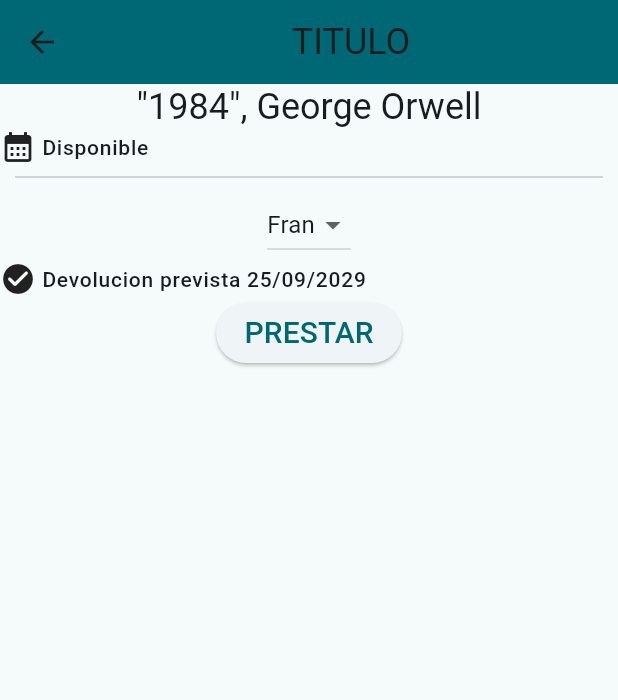
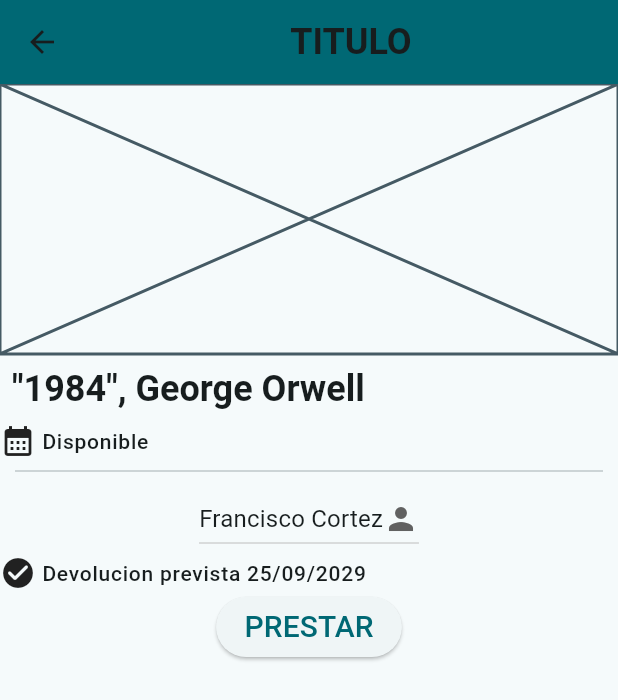
Before and after one commit to FranciscoII/ejercicio-mobile-integrador, a Flutter app: the screen it shows after launch, after a tap on the "arrow forward ios" icon, on a phone screen of 412 x 824 dp. Shown: the top 700 px of the screen. Run offline on Flutter 3.47's test engine with Material 2 defaults, Android fonts, the phone set to English and light mode, and no system bars; our stand-ins replace equatable, flutter_bloc.

```diff
--- a/lib/features/items/domain/entities/item_state.dart
+++ b/lib/features/items/domain/entities/item_state.dart
@@ -11,7 +11,7 @@ abstract class ItemState {
 
   DateTime? returnDate();
 
-  reservedBy() {}
+  Person? reservedBy();
 }
 
 class AvailableState implements ItemState {
--- a/lib/features/items/presentation/cubit/item_list_cubit.dart
+++ b/lib/features/items/presentation/cubit/item_list_cubit.dart
@@ -1,4 +1,6 @@
+import 'package:equatable/equatable.dart';
 import 'package:flutter_bloc/flutter_bloc.dart';
+import 'package:integrador_mobile/features/items/domain/entities/person.dart';
 
 import '../../domain/entities/item.dart';
 import '../../domain/repositories/item_repository.dart';
@@ -6,7 +8,7 @@ import '../../domain/repositories/item_repository.dart';
 class ItemListCubit extends Cubit<ItemListState> {
   final ItemRepository repository;
 
-  ItemListCubit(List<Item> listItem, {required this.repository})
+  ItemListCubit({required this.repository})
       : super(const ItemListState.loading());
 
   Future<void> fetchItems() async {
@@ -17,11 +19,19 @@ class ItemListCubit extends Cubit<ItemListState> {
       emit(const ItemListState.failure());
     }
   }
+  Future<void> reserveItem(Item item, Person person) async {
+    final itemList = [...state.items];
+    final index = itemList.indexOf(item);
+    final newItem = item.copy();
+    newItem.reserve(person);
+    itemList[index] = newItem;
+    emit(ItemListState.success(itemList));
+  }
 }
 
 enum ListStatus { loading, success, failure }
 
-class ItemListState {
+class ItemListState extends Equatable {
   final ListStatus status;
   final List<Item> items;
 
@@ -36,4 +46,7 @@ class ItemListState {
       : this._(status: ListStatus.success, items: items);
 
   const ItemListState.failure() : this._(status: ListStatus.failure);
+
+  @override
+  List<Object?> get props => [status, items];
 }
--- a/lib/features/items/presentation/pages/detailPage.dart
+++ b/lib/features/items/presentation/pages/detailPage.dart
@@ -1,6 +1,9 @@
 import 'package:flutter/material.dart';
+import 'package:flutter_bloc/flutter_bloc.dart';
+import 'package:integrador_mobile/features/items/domain/entities/person.dart';
 import 'package:integrador_mobile/features/items/presentation/widgets/ItemContent.dart';
 import '../../domain/entities/item.dart';
+import '../cubit/item_list_cubit.dart';
 
 class DetailPage extends StatelessWidget {
   const DetailPage({super.key, required this.item});
@@ -15,19 +18,46 @@ class DetailPage extends StatelessWidget {
           title: const Center(child: Text('TITULO')),
         ),
         body: Column(
+          crossAxisAlignment: CrossAxisAlignment.start,
           children: [
-            Text(
-              item.description(),
-              style: Theme.of(context).textTheme.titleLarge,
+            const SizedBox(
+              height: 180,
+              child: Placeholder(),
             ),
-            item.isReserved() ? ReservedItemContent() : AvailableItemContent(),
+            Padding(
+              padding: const EdgeInsets.all(8.0),
+              child: Text(
+                item.description(),
+                style: Theme.of(context).textTheme.titleLarge,
+              ),
+            ),
+            item.isReserved()
+                ? ReservedItemContent(item: item)
+                : AvailableItemContent(
+                    item: item,
+                  ),
           ],
         ));
   }
 }
 
-class AvailableItemContent extends StatelessWidget {
-  const AvailableItemContent({super.key});
+List<Person> people = [
+  Person('Francisco Cortez'),
+  Person('El barto'),
+  Person('Mauro Bosseti')
+];
+
+class AvailableItemContent extends StatefulWidget {
+  final Item item;
+
+  const AvailableItemContent({super.key, required this.item});
+
+  @override
+  State<AvailableItemContent> createState() => _AvailableItemContentState();
+}
+
+class _AvailableItemContentState extends State<AvailableItemContent> {
+  Person selectedPerson = people.first;
 
   @override
   Widget build(BuildContext context) {
@@ -38,30 +68,61 @@ class AvailableItemContent extends StatelessWidget {
           padding: EdgeInsets.symmetric(horizontal: 10.0),
           child: Divider(),
         ),
-        DropdownButton(
-          items: const [DropdownMenuItem(child: Text('Fran'))],
-          onChanged: (value) {},
+        DropdownButton<Person>(
+          value: selectedPerson,
+          icon: const Icon(Icons.person),
+          elevation: 26,
+          onChanged: (Person? value) {
+            setState(() {
+              selectedPerson = value!;
+            });
+          },
+          items: people.map<DropdownMenuItem<Person>>((Person value) {
+            return DropdownMenuItem<Person>(
+              value: value,
+              child: Text(value.name),
+            );
+          }).toList(),
         ),
         const InfoLabel(
           text: 'Devolucion prevista 25/09/2029',
           icon: Icons.check_circle_rounded,
         ),
-        ElevatedButton(onPressed: () {}, child: const Text('PRESTAR'))
+        ElevatedButton(
+            onPressed: () {
+              final elcubitardo = context.read<ItemListCubit>();
+              elcubitardo.reserveItem(widget.item, selectedPerson);
+              Navigator.pop(context);
+            },
+            child: const Text('PRESTAR'))
       ],
     );
   }
 }
 
 class ReservedItemContent extends StatelessWidget {
-  const ReservedItemContent({super.key});
+  final Item item;
+
+  const ReservedItemContent({super.key, required this.item});
 
   @override
   Widget build(BuildContext context) {
     return Center(
-      child: ElevatedButton(
-        onPressed: () {},
-        child: const Text('Marcar como devuelto'),
-      ),
+      child: Column(children: [
+        InfoLabel(
+            text: 'Reservado por ${item.reservedBy!.name}',
+            icon: Icons.calendar_month),
+        const SizedBox(
+          height: 10,
+        ),
+        ElevatedButton(
+          onPressed: () {
+            item.returnToStore();
+            Navigator.pop(context);
+          },
+          child: const Text('Marcar como devuelto'),
+        ),
+      ]),
     );
   }
 }
--- a/lib/features/items/presentation/pages/homepage.dart
+++ b/lib/features/items/presentation/pages/homepage.dart
@@ -1,17 +1,14 @@
 import 'package:flutter/material.dart';
 import 'package:flutter_bloc/flutter_bloc.dart';
-import 'package:integrador_mobile/features/items/data/repositories/item_repository_impl.dart';
 import 'package:integrador_mobile/features/items/domain/repositories/item_repository.dart';
 import 'package:integrador_mobile/features/items/presentation/cubit/item_list_cubit.dart';
-
 import '../../domain/entities/item.dart';
-import '../../domain/entities/person.dart';
 import '../widgets/ItemContent.dart';
 
 class HomePage extends StatelessWidget {
   HomePage({super.key, required this.title});
 
-  final items = ItemRepositoryImpl().itemList;
+  //final items = ItemRepositoryImpl().itemList;
   final String title;
 
   @override
@@ -27,7 +24,7 @@ class HomePage extends StatelessWidget {
       ),
       body: BlocProvider(
           create: (_) =>
-              ItemListCubit([], repository: context.read<ItemRepository>())
+              ItemListCubit(repository: context.read<ItemRepository>())
                 ..fetchItems(),
           child: const HomepageContent()),
     );
@@ -65,5 +62,4 @@ class HomepageContent extends StatelessWidget {
   Widget? _buildItems(BuildContext context, int index, List<Item> items) {
     return ItemContent(item: items[index]);
   }
-
 }
--- a/lib/features/items/presentation/widgets/ItemContent.dart
+++ b/lib/features/items/presentation/widgets/ItemContent.dart
@@ -1,4 +1,6 @@
 import 'package:flutter/material.dart';
+import 'package:flutter_bloc/flutter_bloc.dart';
+import 'package:integrador_mobile/features/items/presentation/cubit/item_list_cubit.dart';
 import 'package:intl/intl.dart';
 
 import '../../domain/entities/item.dart';
@@ -6,11 +8,12 @@ import '../pages/detailPage.dart';
 
 class ItemContent extends StatelessWidget {
   final Item item;
-
   const ItemContent({super.key, required this.item});
 
   @override
   Widget build(BuildContext context) {
+    final ItemListCubit cubit = context.read<ItemListCubit>();
+
     return Row(
       children: [
         Expanded(
@@ -35,8 +38,11 @@ class ItemContent extends StatelessWidget {
                   Navigator.push(
                       context,
                       MaterialPageRoute(
-                          builder: (context) => DetailPage(
-                                item: item,
+                          builder: (context) => BlocProvider.value(
+                                value: cubit,
+                                child: DetailPage(
+                                  item: item,
+                                ),
                               ))),
                 },
             child: const Icon(Icons.arrow_forward_ios))
@@ -49,7 +55,7 @@ Widget _buildContent(Item item) {
   if (item.isReserved()) {
     return Column(children: [
       InfoLabel(
-          text: 'Reservado por ${item.reservedBy.name}',
+          text: 'Reservado por ${item.reservedBy!.name}',
           icon: Icons.calendar_month),
       const SizedBox(
         height: 5.0,
--- a/lib/main.dart
+++ b/lib/main.dart
@@ -24,7 +24,7 @@ class MyApp extends StatelessWidget {
         colorScheme: ColorScheme.fromSeed(seedColor: Colors.white24),
         useMaterial3: true,
         textTheme: const TextTheme(
-          titleLarge: TextStyle(fontSize: 24, fontWeight: FontWeight.w400),
+          titleLarge: TextStyle(fontSize: 24, fontWeight: FontWeight.w700),
           titleMedium: TextStyle(fontSize: 16, fontWeight: FontWeight.normal),
           titleSmall: TextStyle(
             fontSize: 14,
```
Also changed, not shown: lib/features/items/data/repositories/item_repository_impl.dart (+5 -6 lines), lib/features/items/domain/entities/item.dart (+64 -16 lines), 1 other file.
